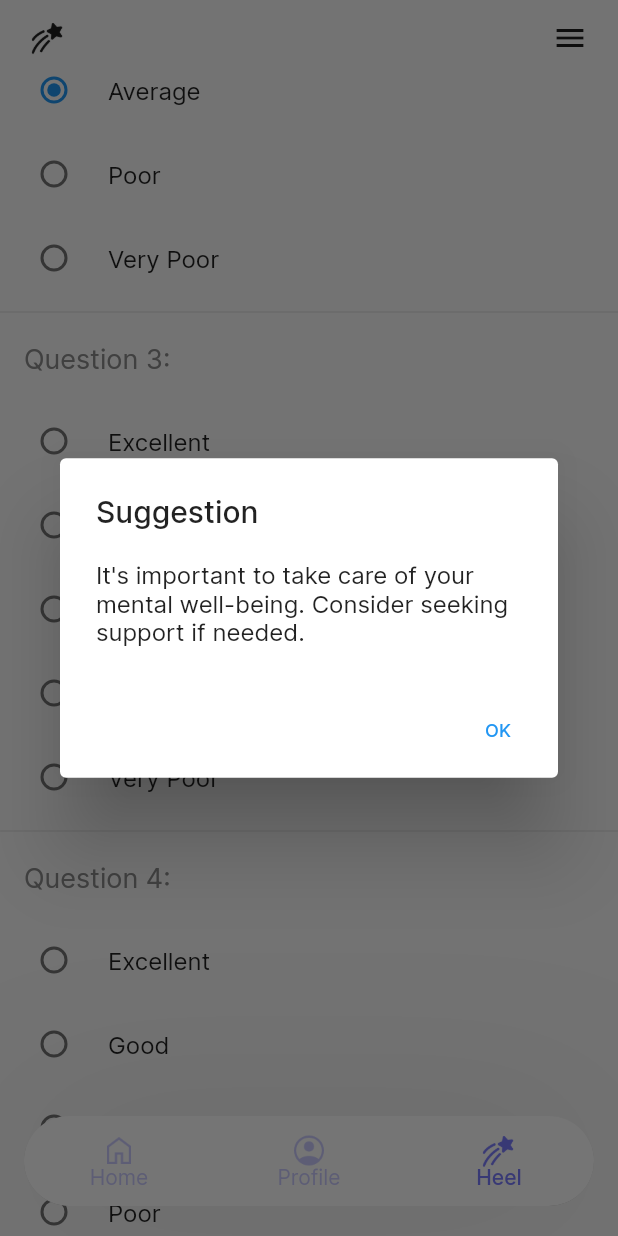
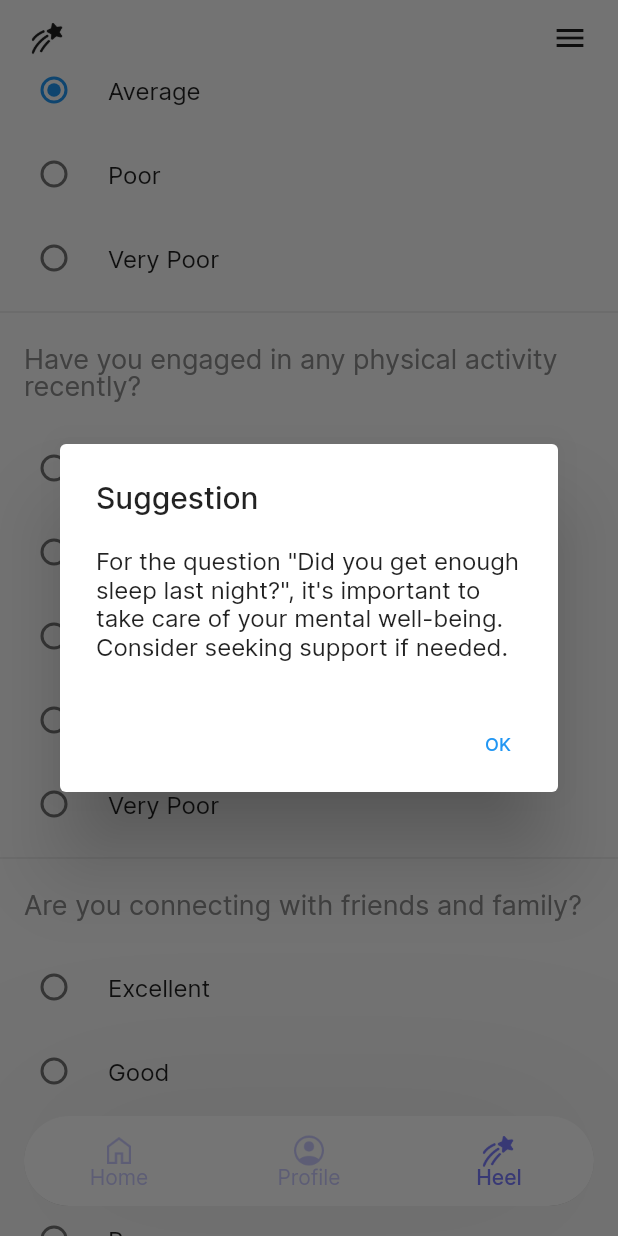
Before and after one commit to sreerajmp/star_book-dev, a Flutter app: the HeelScreen screen opened by its route, scrolled down 576 dp, after a tap on "Average", on a phone screen of 412 x 824 dp. Run offline on Flutter 3.47's test engine with Material 2 defaults, Android fonts, the phone set to English and light mode, and no system bars; our stand-ins replace flutter_bloc, flutter_form_builder, form_builder_validators, freezed_annotation, go_router, isar and 6 more; accounts and stored records are empty; generated files the repository leaves out were written again.

Commit message:
questions and text field

```diff
--- a/lib/presentation/screen/heel_screen.dart
+++ b/lib/presentation/screen/heel_screen.dart
@@ -15,7 +15,13 @@ class HeelScreen extends StatelessWidget implements Screen<HeelScreenRoute> {
   Widget build(BuildContext context) {
     final TextTheme textTheme = context.textTheme;
     final ThemeColorStyle themeColorStyle = context.themeColorStyle;
-
+    final List<String> questions = [
+      'How are you feeling today?',
+      'Did you get enough sleep last night?',
+      'Have you engaged in any physical activity recently?',
+      'Are you connecting with friends and family?',
+      'Have you tried any relaxation techniques lately?',
+    ];
     return Scaffold(
       appBar: SecondaryAppBar(
         leading: const Image(
@@ -36,9 +42,11 @@ class HeelScreen extends StatelessWidget implements Screen<HeelScreenRoute> {
                 style: TextStyle(fontSize: 18),
               ),
             ),
-            for (var questionIndex = 0; questionIndex < 5; questionIndex++)
+            for (var questionIndex = 0;
+                questionIndex < questions.length;
+                questionIndex++)
               QuestionWidget(
-                question: 'Question ${questionIndex + 1}:',
+                question: questions[questionIndex],
                 options: [
                   'Excellent',
                   'Good',
@@ -47,9 +55,10 @@ class HeelScreen extends StatelessWidget implements Screen<HeelScreenRoute> {
                   'Very Poor',
                 ],
                 onAnswerSelected: (answerIndex) {
-                  // Provide suggestions based on the answer
-                  String suggestion = getSuggestion(answerIndex);
-                  // Show the suggestion using a dialog or other UI element
+                  String suggestion = getSuggestion(
+                    questions[questionIndex],
+                    answerIndex,
+                  );
                   showDialog(
                     context: context,
                     builder: (context) {
@@ -75,17 +84,17 @@ class HeelScreen extends StatelessWidget implements Screen<HeelScreenRoute> {
     );
   }
 
-  String getSuggestion(int answerIndex) {
+  String getSuggestion(String question, int answerIndex) {
     if (answerIndex == 0) {
-      return 'You are doing great! Keep up the positive mindset.';
+      return 'For the question "$question", you are doing great! Keep up the positive mindset.';
     } else if (answerIndex == 1) {
-      return 'Your mental health is in a good place. Maintain healthy habits.';
+      return 'For the question "$question", your mental health is in a good place. Maintain healthy habits.';
     } else if (answerIndex == 2) {
-      return 'It\'s important to take care of your mental well-being. Consider seeking support if needed.';
+      return 'For the question "$question", it\'s important to take care of your mental well-being. Consider seeking support if needed.';
     } else if (answerIndex == 3) {
-      return 'You\'ve indicated your mental health could be better. Reach out to someone for assistance.';
+      return 'For the question "$question", you\'ve indicated your mental health could be better. Reach out to someone for assistance.';
     } else if (answerIndex == 4) {
-      return 'Your mental health seems to be struggling. Please consider talking to a professional.';
+      return 'For the question "$question", your mental health seems to be struggling. Please consider talking to a professional.';
     } else {
       return 'Unknown answer';
     }
--- a/lib/presentation/screen/journal_screens/journal_create_screen.dart
+++ b/lib/presentation/screen/journal_screens/journal_create_screen.dart
@@ -2,6 +2,7 @@ import 'package:flutter/material.dart';
 import 'package:flutter_bloc/flutter_bloc.dart';
 import 'package:flutter_form_builder/flutter_form_builder.dart';
 import 'package:go_router/go_router.dart';
+import 'package:speech_to_text/speech_to_text.dart';
 import 'package:star_book/domain/models/journal/journal.dart';
 import 'package:star_book/domain/repository/journal_repo.dart';
 import 'package:star_book/presentation/cubits/cubit_state/cubit_state.dart';
@@ -31,6 +32,29 @@ class JournalCreateScreen extends StatefulWidget
 
 class _JournalCreateScreenState extends State<JournalCreateScreen> {
   final _formKey = GlobalKey<FormBuilderState>();
+// final SpeechRecognition _speech = SpeechRecognition();
+  bool _hasSpeech = false;
+
+  final SpeechToText speech = SpeechToText();
+  Future<void> initSpeechState() async {
+    var hasSpeech = await speech.initialize(
+      // onError: errorListener,
+      // onStatus: statusListener,
+      debugLogging: true,
+    );
+    // if (hasSpeech) {
+    //   _localeNames = await speech.locales();
+
+    //   var systemLocale = await speech.systemLocale();
+    //   _currentLocaleId = systemLocale?.localeId ?? '';
+    // }
+
+    if (!mounted) return;
+
+    setState(() {
+      _hasSpeech = hasSpeech;
+    });
+  }
 
   @override
   Widget build(BuildContext context) {
@@ -81,13 +105,32 @@ class _JournalCreateScreenState extends State<JournalCreateScreen> {
                         ]),
                       ),
                       const SizedBox(height: 30),
+                      // CustomTextFormField(
+                      //   fieldKey: JournalFormModel.memoKey,
+                      //   heading: 'Note',
+                      //   label: 'Write Note',
+                      //   isMultiline: true,
+                      //   validator: FormValidator.required(),
+                      // ),
+
                       CustomTextFormField(
                         fieldKey: JournalFormModel.memoKey,
                         heading: 'Note',
                         label: 'Write Note',
                         isMultiline: true,
                         validator: FormValidator.required(),
+                        // Add IconButton for voice-to-text
+                        // suffixIcon: IconButton(
+                        //   icon: Icon(Icons.mic),
+                        //   onPressed: () {
+                        //     // Start speech recognition
+                        //     _hasSpeech
+                        //         ? speech.listen(localeId: "en_US")
+                        //         : initSpeechState(); // Adjust the locale if needed
+                        //   },
+                        // ),
                       ),
+
                       const SizedBox(height: 30),
                     ],
                   ),
--- a/lib/presentation/shared/text_field.dart
+++ b/lib/presentation/shared/text_field.dart
@@ -63,6 +63,7 @@ class CustomTextFormField extends StatefulWidget {
   final String fieldKey;
   final ValueChanged<String?>? onChanged;
   final FormFieldValidator<String>? validator;
+  final Widget? suffixIcon; // Add this line
 
   const CustomTextFormField({
     Key? key,
@@ -73,6 +74,7 @@ class CustomTextFormField extends StatefulWidget {
     required this.fieldKey,
     this.validator,
     this.onChanged,
+    this.suffixIcon, // Add this line
   })  : assert(label != null || initialValue != null,
             'Label and initialValue both cannot be null'),
         super(key: key);
@@ -83,6 +85,7 @@ class CustomTextFormField extends StatefulWidget {
 
 class _CustomTextFormFieldState extends State<CustomTextFormField> {
   final FocusNode focusNode = FocusNode();
+  bool isSpeechEnabled = false;
 
   @override
   void initState() {
@@ -134,6 +137,8 @@ class _CustomTextFormFieldState extends State<CustomTextFormField> {
               border: const OutlineInputBorder(
                 borderSide: BorderSide.none,
               ),
+              // Use the provided suffix icon
+              suffixIcon: widget.suffixIcon,
             ),
           ),
         ],
@@ -141,6 +146,93 @@ class _CustomTextFormFieldState extends State<CustomTextFormField> {
     );
   }
 }
+
+// class CustomTextFormField extends StatefulWidget {
+//   final String heading;
+//   final String? label;
+//   final String? initialValue;
+//   final bool isMultiline;
+//   final String fieldKey;
+//   final ValueChanged<String?>? onChanged;
+//   final FormFieldValidator<String>? validator;
+
+//   const CustomTextFormField({
+//     Key? key,
+//     required this.heading,
+//     this.label,
+//     this.initialValue,
+//     this.isMultiline = false,
+//     required this.fieldKey,
+//     this.validator,
+//     this.onChanged,
+//   })  : assert(label != null || initialValue != null,
+//             'Label and initialValue both cannot be null'),
+//         super(key: key);
+
+//   @override
+//   State<CustomTextFormField> createState() => _CustomTextFormFieldState();
+// }
+
+// class _CustomTextFormFieldState extends State<CustomTextFormField> {
+//   final FocusNode focusNode = FocusNode();
+
+//   @override
+//   void initState() {
+//     focusNode.addListener(() {
+//       setState(() {});
+//     });
+//     super.initState();
+//   }
+
+//   @override
+//   Widget build(BuildContext context) {
+//     final TextTheme textTheme = context.textTheme;
+//     final ThemeColorStyle themeColorStyle = context.themeColorStyle;
+//     return Container(
+//       padding: const EdgeInsets.symmetric(horizontal: 12.0, vertical: 12),
+//       decoration: BoxDecoration(
+//         borderRadius: BorderRadius.circular(8.0),
+//         border: Border.all(color: themeColorStyle.octonaryColor),
+//       ),
+//       child: Column(
+//         mainAxisSize: MainAxisSize.min,
+//         crossAxisAlignment: CrossAxisAlignment.start,
+//         children: [
+//           AnimatedDefaultTextStyle(
+//             style: focusNode.hasFocus
+//                 ? textTheme.bodySmall!.copyWith(fontWeight: FontWeight.w400)
+//                 : textTheme.bodyLarge!.copyWith(
+//                     fontWeight: FontWeight.w400,
+//                     color: themeColorStyle.secondaryColor,
+//                   ),
+//             duration: const Duration(milliseconds: 200),
+//             child: Text(widget.heading),
+//           ),
+//           const SizedBox(height: 16),
+//           FormBuilderTextField(
+//             name: widget.fieldKey,
+//             maxLines: widget.isMultiline ? null : 1,
+//             initialValue: widget.initialValue,
+//             focusNode: focusNode,
+//             onChanged: widget.onChanged,
+//             validator: widget.validator,
+//             keyboardType: TextInputType.multiline,
+//             decoration: InputDecoration(
+//               contentPadding: EdgeInsets.zero,
+//               isDense: true,
+//               hintText: widget.label ?? '',
+//               hintStyle:
+//                   textTheme.bodyLarge!.copyWith(fontWeight: FontWeight.w400),
+//               border: const OutlineInputBorder(
+//                 borderSide: BorderSide.none,
+//               ),
+//             ),
+//           ),
+//         ],
+//       ),
+//     );
+//   }
+// }
 
 class SelectableTile extends StatelessWidget {
   final String title;
--- a/pubspec.yaml
+++ b/pubspec.yaml
@@ -35,6 +35,7 @@ dependencies:
   form_builder_validators: ^9.0.0
   url_launcher: ^6.1.11
   package_info_plus: ^4.0.2
+  speech_to_text: ^6.3.0
 
 dev_dependencies:
   flutter_test:
```
Also changed, not shown: 2 other files.
